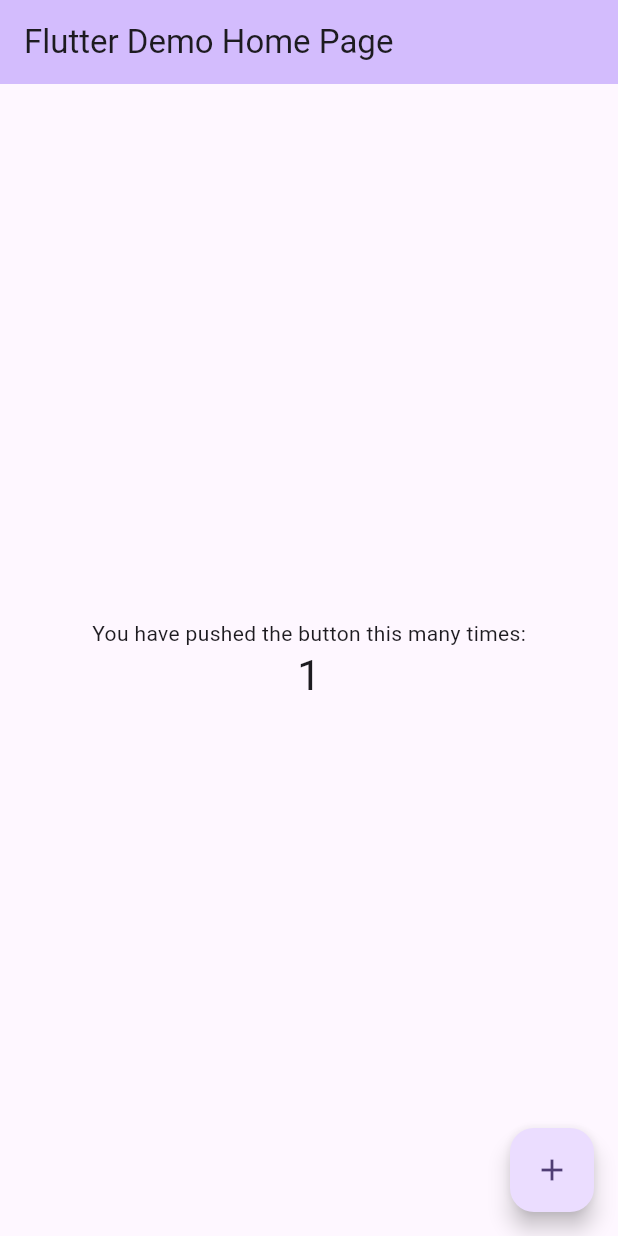
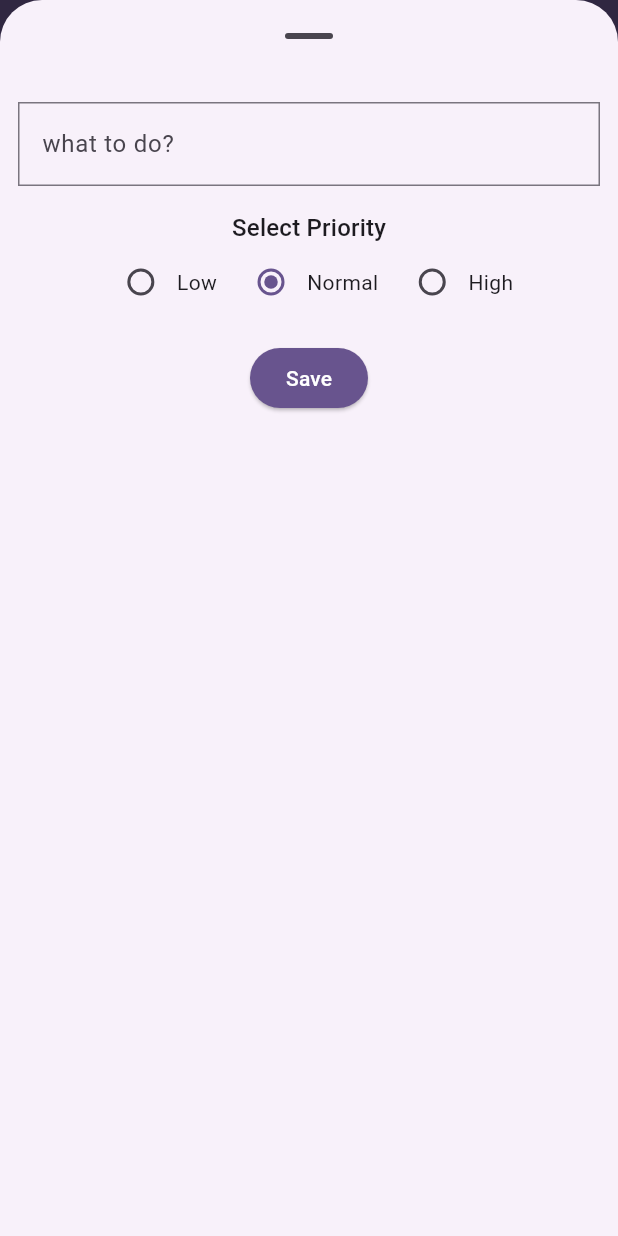
Before and after one commit to Bilawal-Mehfooz-Malik/todo_app, a Flutter app: the screen it shows after launch, after a tap on the "add" icon, on a phone screen of 412 x 824 dp. Run offline on Flutter 3.47's test engine with Material 3 defaults, Android fonts, the phone set to English and light mode, and no system bars.

Commit message:
added todo bottomsheet and other structure

```diff
--- a/lib/main.dart
+++ b/lib/main.dart
@@ -1,4 +1,6 @@
 import 'package:flutter/material.dart';
+import 'package:todo_app/todo_data.dart';
+import 'package:todo_app/todo_list.dart';
 
 void main() {
   runApp(const MyApp());
@@ -7,119 +9,175 @@ void main() {
 class MyApp extends StatelessWidget {
   const MyApp({super.key});
 
-  // This widget is the root of your application.
   @override
   Widget build(BuildContext context) {
     return MaterialApp(
-      title: 'Flutter Demo',
+      title: 'Todo App',
       theme: ThemeData(
-        // This is the theme of your application.
-        //
-        // TRY THIS: Try running your application with "flutter run". You'll see
-        // the application has a purple toolbar. Then, without quitting the app,
-        // try changing the seedColor in the colorScheme below to Colors.green
-        // and then invoke "hot reload" (save your changes or press the "hot
-        // reload" button in a Flutter-supported IDE, or press "r" if you used
-        // the command line to start the app).
-        //
-        // Notice that the counter didn't reset back to zero; the application
-        // state is not lost during the reload. To reset the state, use hot
-        // restart instead.
-        //
-        // This works for code too, not just values: Most code changes can be
-        // tested with just a hot reload.
         colorScheme: ColorScheme.fromSeed(seedColor: Colors.deepPurple),
-        useMaterial3: true,
       ),
-      home: const MyHomePage(title: 'Flutter Demo Home Page'),
+      home: const MyHomePage(),
     );
   }
 }
 
 class MyHomePage extends StatefulWidget {
-  const MyHomePage({super.key, required this.title});
-
-  // This widget is the home page of your application. It is stateful, meaning
-  // that it has a State object (defined below) that contains fields that affect
-  // how it looks.
-
-  // This class is the configuration for the state. It holds the values (in this
-  // case the title) provided by the parent (in this case the App widget) and
-  // used by the build method of the State. Fields in a Widget subclass are
-  // always marked "final".
-
-  final String title;
+  const MyHomePage({super.key});
 
   @override
   State<MyHomePage> createState() => _MyHomePageState();
 }
 
 class _MyHomePageState extends State<MyHomePage> {
-  int _counter = 0;
+  Priority _selectedPriority = Priority.normal;
+  final _toDoController = TextEditingController();
 
-  void _incrementCounter() {
-    setState(() {
-      // This call to setState tells the Flutter framework that something has
-      // changed in this State, which causes it to rerun the build method below
-      // so that the display can reflect the updated values. If we changed
-      // _counter without calling setState(), then the build method would not be
-      // called again, and so nothing would appear to happen.
-      _counter++;
-    });
+  @override
+  void dispose() {
+    super.dispose();
+    _toDoController.dispose();
+  }
+
+  void _showBottomSheet() {
+    showModalBottomSheet(
+      useSafeArea: true,
+      isScrollControlled: true,
+      showDragHandle: true,
+      context: context,
+      builder: (ctx) {
+        return StatefulBuilder(builder: (context, setState) {
+          return Padding(
+            padding: const EdgeInsets.symmetric(horizontal: 12, vertical: 20),
+            child: Column(
+              children: [
+                // Text Field
+                TextField(
+                  controller: _toDoController,
+                  decoration: InputDecoration(
+                    labelText: 'what to do?',
+                    border: OutlineInputBorder(
+                        borderRadius: BorderRadius.circular(0)),
+                  ),
+                ),
+                const SizedBox(height: 16),
+
+                //Priority
+                Text(
+                  'Select Priority',
+                  style: Theme.of(context).textTheme.titleMedium,
+                ),
+                _radioButtonSection(setState),
+                const SizedBox(height: 16),
+
+                _saveButton(context),
+              ],
+            ),
+          );
+        });
+      },
+    );
+  }
+
+  void _saveTodo() {
+    if (_toDoController.text.trim().isEmpty) {
+      showDialog(
+        context: context,
+        builder: (ctx) {
+          return AlertDialog(
+            title: const Text('Empty Fields!'),
+            content: const Text(
+              'Please enter something in what to do text field in order to save.',
+              textAlign: TextAlign.justify,
+            ),
+            actions: [
+              TextButton(
+                onPressed: () {
+                  Navigator.of(ctx).pop();
+                },
+                child: const Text('OK'),
+              ),
+            ],
+          );
+        },
+      );
+    } else {
+      final mytodo = ToDo(
+        id: DateTime.now().millisecondsSinceEpoch.toString(),
+        priority: _selectedPriority,
+        task: _toDoController.text,
+      );
+      ToDo.myTodos.add(mytodo);
+      setState(() {});
+      Navigator.of(context).pop();
+      _toDoController.clear();
+    }
+  }
+
+  ElevatedButton _saveButton(BuildContext context) {
+    return ElevatedButton(
+      onPressed: _saveTodo,
+      style: ElevatedButton.styleFrom(
+        foregroundColor: Theme.of(context).colorScheme.onPrimary,
+        backgroundColor: Theme.of(context).colorScheme.primary,
+      ),
+      child: const Text('Save'),
+    );
+  }
+
+// RadioButton Section
+  Row _radioButtonSection(StateSetter setState) {
+    return Row(
+      mainAxisAlignment: MainAxisAlignment.center,
+      children: [
+        Radio<Priority>(
+          value: Priority.low,
+          groupValue: _selectedPriority,
+          onChanged: (val) {
+            setState(() {
+              _selectedPriority = val!;
+            });
+          },
+        ),
+        const Text('Low'),
+        const SizedBox(width: 12),
+        Radio<Priority>(
+          value: Priority.normal,
+          groupValue: _selectedPriority,
+          onChanged: (val) {
+            setState(() {
+              _selectedPriority = val!;
+            });
+          },
+        ),
+        const Text('Normal'),
+        const SizedBox(width: 12),
+        Radio<Priority>(
+          value: Priority.high,
+          groupValue: _selectedPriority,
+          onChanged: (val) {
+            setState(() {
+              _selectedPriority = val!;
+            });
+          },
+        ),
+        const Text('High'),
+      ],
+    );
   }
 
   @override
   Widget build(BuildContext context) {
-    // This method is rerun every time setState is called, for instance as done
-    // by the _incrementCounter method above.
-    //
-    // The Flutter framework has been optimized to make rerunning build methods
-    // fast, so that you can just rebuild anything that needs updating rather
-    // than having to individually change instances of widgets.
     return Scaffold(
       appBar: AppBar(
-        // TRY THIS: Try changing the color here to a specific color (to
-        // Colors.amber, perhaps?) and trigger a hot reload to see the AppBar
-        // change color while the other colors stay the same.
-        backgroundColor: Theme.of(context).colorScheme.inversePrimary,
-        // Here we take the value from the MyHomePage object that was created by
-        // the App.build method, and use it to set our appbar title.
-        title: Text(widget.title),
+        backgroundColor: Theme.of(context).colorScheme.primary,
+        foregroundColor: Theme.of(context).colorScheme.onPrimary,
+        title: const Text('Todo App'),
       ),
-      body: Center(
-        // Center is a layout widget. It takes a single child and positions it
-        // in the middle of the parent.
-        child: Column(
-          // Column is also a layout widget. It takes a list of children and
-          // arranges them vertically. By default, it sizes itself to fit its
-          // children horizontally, and tries to be as tall as its parent.
-          //
-          // Column has various properties to control how it sizes itself and
-          // how it positions its children. Here we use mainAxisAlignment to
-          // center the children vertically; the main axis here is the vertical
-          // axis because Columns are vertical (the cross axis would be
-          // horizontal).
-          //
-          // TRY THIS: Invoke "debug painting" (choose the "Toggle Debug Paint"
-          // action in the IDE, or press "p" in the console), to see the
-          // wireframe for each widget.
-          mainAxisAlignment: MainAxisAlignment.center,
-          children: <Widget>[
-            const Text(
-              'You have pushed the button this many times:',
-            ),
-            Text(
-              '$_counter',
-              style: Theme.of(context).textTheme.headlineMedium,
-            ),
-          ],
-        ),
+      body: const TodoList(),
+      floatingActionButton: FloatingActionButton(
+        onPressed: _showBottomSheet,
+        child: const Icon(Icons.add),
       ),
-      floatingActionButton: FloatingActionButton(
-        onPressed: _incrementCounter,
-        tooltip: 'Increment',
-        child: const Icon(Icons.add),
-      ), // This trailing comma makes auto-formatting nicer for build methods.
     );
   }
 }
--- /dev/null
+++ b/lib/todo_data.dart
@@ -0,0 +1,17 @@
+enum Priority { low, normal, high }
+
+class ToDo {
+  final String id;
+  final String task;
+  final bool isCompleted;
+  final Priority priority;
+
+  ToDo({
+    required this.id,
+    required this.task,
+    required this.priority,
+    this.isCompleted = false,
+  });
+
+  static List<ToDo> myTodos = [];
+}
--- /dev/null
+++ b/lib/todo_list.dart
@@ -0,0 +1,30 @@
+import 'package:flutter/material.dart';
+import 'package:todo_app/todo_data.dart';
+
+class TodoList extends StatefulWidget {
+  const TodoList({super.key});
+
+  @override
+  State<TodoList> createState() => _TodoListState();
+}
+
+class _TodoListState extends State<TodoList> {
+  var _isCompleted = false;
+  @override
+  Widget build(BuildContext context) {
+    return ListView.builder(
+        itemCount: ToDo.myTodos.length,
+        itemBuilder: (ctx, index) {
+          return CheckboxListTile(
+            value: false,
+            onChanged: (value) {
+              setState(() {
+                value = value!;
+              });
+            },
+            title: Text(ToDo.myTodos[index].task),
+            subtitle: Text(ToDo.myTodos[index].priority.toString()),
+          );
+        });
+  }
+}
```
